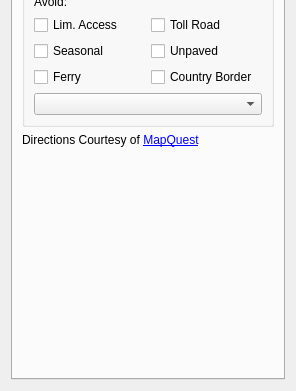
ntruchsess/QLandkarteGT, file src/IRouteToolWidget.ui: the form before one commit; both pictures show x 0 to 296 and y 278 to 669 of the 296 by 669 pixel window.
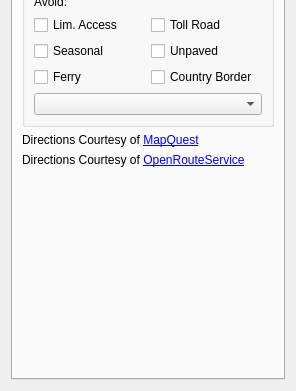
The form after the commit. The open tabs and pages were chosen to show the change. Icons and pictures are not drawn.

Commit message: more copyright stuff for routing services

```diff
--- a/src/IRouteToolWidget.ui
+++ b/src/IRouteToolWidget.ui
@@ -229,6 +229,13 @@
          </property>
         </widget>
        </item>
+       <item>
+        <widget class="QLabel" name="labelCopyrightOpenRoute">
+         <property name="text">
+          <string>&lt;p&gt;Directions Courtesy of &lt;a href=&quot;http://openrouteservice.org/&quot; target=&quot;_blank&quot;&gt;OpenRouteService&lt;/a&gt; &lt;/p&gt;</string>
+         </property>
+        </widget>
+       </item>
        <item>
         <spacer name="verticalSpacer">
          <property name="orientation">
```
Left out of the diff: 4 changed lines with no effect on the pictures. The commit also changes 1 other file.
